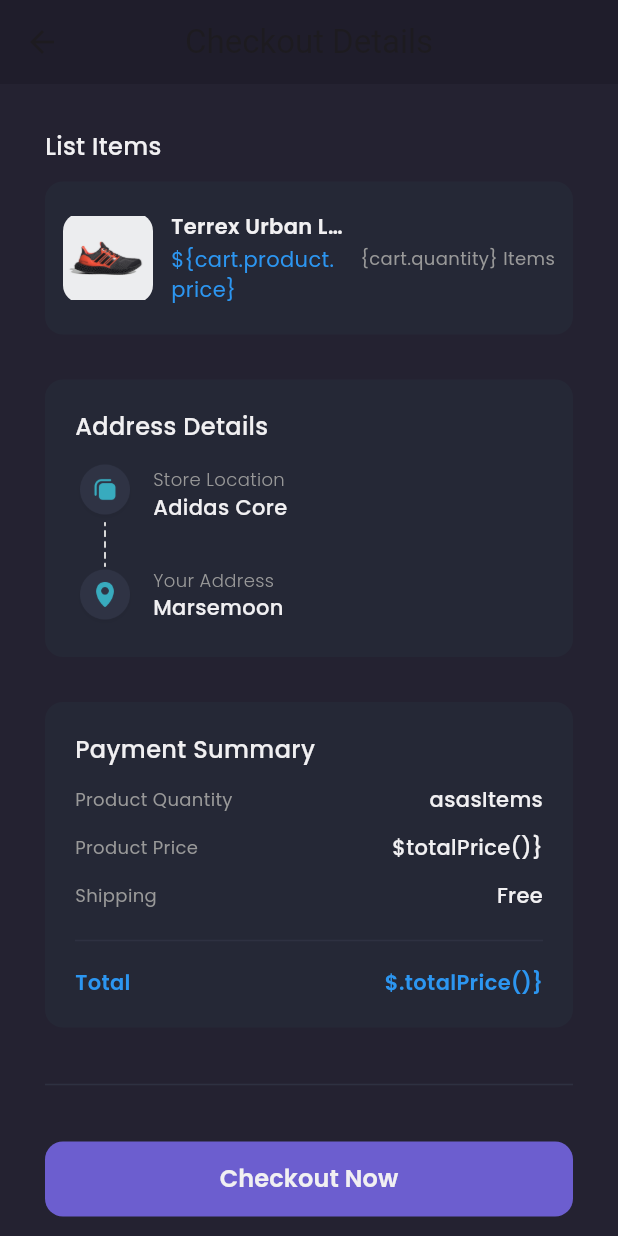
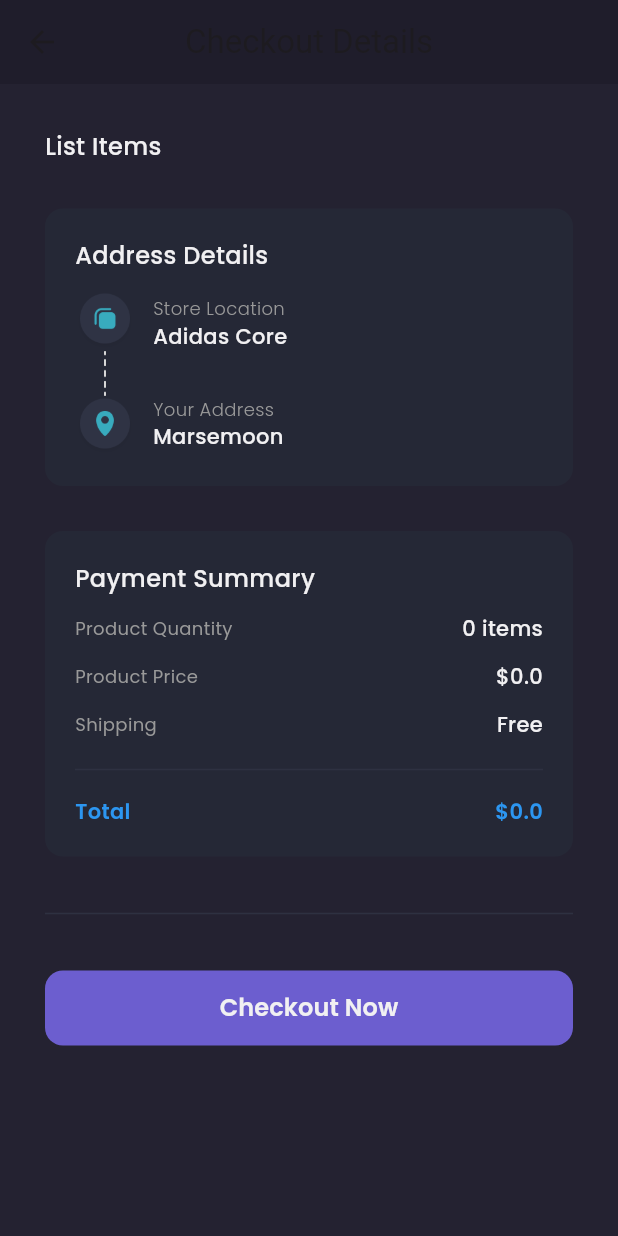
Before and after one commit to papermintx/flutApp, a Flutter app: the CheckoutPage screen opened by its route, on a phone screen of 412 x 824 dp. Run offline on Flutter 3.47's test engine with Material 3 defaults, Android fonts, the phone set to English and light mode, and no system bars; our stand-ins replace carousel_slider, cloud_firestore, flutter_svg, google_fonts, ionicons; accounts and stored records are empty; network calls fail.

Commit message:
Flutter final v1.3

```diff
--- a/lib/main.dart
+++ b/lib/main.dart
@@ -15,6 +15,7 @@ import 'package:my_market/providers/auth_provider.dart';
 import 'package:my_market/providers/cart_provider.dart';
 import 'package:my_market/providers/navbar_provider.dart';
 import 'package:my_market/providers/product_provider.dart';
+import 'package:my_market/providers/transaction_provider.dart';
 import 'package:my_market/providers/wishlist_provider.dart';
 import 'package:provider/provider.dart';
 
@@ -32,6 +33,7 @@ class MyApp extends StatelessWidget {
         ChangeNotifierProvider(create: (context) => WishlistProvider()),
         ChangeNotifierProvider(create: (context) => CartProvider()),
         ChangeNotifierProvider(create: (context) => BottomNavbarProvider()),
+        ChangeNotifierProvider(create: (context) => TransactionProvider()),
       ],
       child: MaterialApp(
         debugShowCheckedModeBanner: false,
--- a/lib/pages/checkout_page.dart
+++ b/lib/pages/checkout_page.dart
@@ -1,6 +1,11 @@
 import 'package:flutter/material.dart';
+import 'package:my_market/providers/auth_provider.dart';
+import 'package:my_market/providers/cart_provider.dart';
+import 'package:my_market/providers/transaction_provider.dart';
 import 'package:my_market/theme.dart';
 import 'package:my_market/widgets/checkout_card.dart';
+import 'package:my_market/widgets/loading_button.dart';
+import 'package:provider/provider.dart';
 
 class CheckoutPage extends StatefulWidget {
   const CheckoutPage({super.key});
@@ -14,10 +19,21 @@ class _CheckoutPageState extends State<CheckoutPage> {
 
   @override
   Widget build(BuildContext context) {
+    CartProvider cartProvider = Provider.of<CartProvider>(context);
+    TransactionProvider transactionProvider =
+        Provider.of<TransactionProvider>(context);
+    AuthProvider authProvider = Provider.of<AuthProvider>(context);
+
     handleCheckout() async {
       setState(() {
         isLoading = true;
       });
+      if (await transactionProvider.checkout(authProvider.user.token.toString(),
+          cartProvider.carts, cartProvider.totalPrice())) {
+        cartProvider.carts = [];
+        Navigator.pushNamedAndRemoveUntil(
+            context, '/checkout-success', (route) => false);
+      }
 
       setState(() {
         isLoading = false;
@@ -46,9 +62,11 @@ class _CheckoutPageState extends State<CheckoutPage> {
                   ),
                 ),
                 Column(
-                  children: [
-                    CheckoutCard(), // NOTE: CART
-                  ],
+                  children: cartProvider.carts
+                      .map((cart) => CheckoutCard(
+                            cart: cart,
+                          ))
+                      .toList(),
                 ),
               ],
             ),
@@ -171,7 +189,7 @@ class _CheckoutPageState extends State<CheckoutPage> {
                       ),
                     ),
                     Text(
-                      'asasItems',
+                      '${cartProvider.totalItems()} items',
                       style: primaryTextStyle.copyWith(
                         fontWeight: medium,
                       ),
@@ -191,7 +209,7 @@ class _CheckoutPageState extends State<CheckoutPage> {
                       ),
                     ),
                     Text(
-                      '\$totalPrice()}',
+                      '\$${cartProvider.totalPrice()}',
                       style: primaryTextStyle.copyWith(
                         fontWeight: medium,
                       ),
@@ -238,7 +256,7 @@ class _CheckoutPageState extends State<CheckoutPage> {
                       ),
                     ),
                     Text(
-                      '\$.totalPrice()}',
+                      '\$${cartProvider.totalPrice()}',
                       style: priceTextStyle.copyWith(
                         fontWeight: semiBold,
                       ),
@@ -258,12 +276,7 @@ class _CheckoutPageState extends State<CheckoutPage> {
             color: Color(0xff2E3141),
           ),
           isLoading
-              ? Container(
-                  margin: EdgeInsets.only(
-                    bottom: 30,
-                  ),
-                  child: Text('loading button'),
-                )
+              ? const LoadingButton()
               : Container(
                   height: 50,
                   width: double.infinity,
@@ -279,10 +292,7 @@ class _CheckoutPageState extends State<CheckoutPage> {
                       ),
                     ),
                     child: GestureDetector(
-                      onTap: () {
-                        Navigator.pushNamedAndRemoveUntil(
-                            context, '/checkout-success', (route) => false);
-                      },
+                      onTap: handleCheckout,
                       child: Text(
                         'Checkout Now',
                         style: primaryTextStyle.copyWith(
--- a/lib/services/transaction_service.dart
+++ b/lib/services/transaction_service.dart
@@ -3,7 +3,7 @@ import 'package:http/http.dart' as http;
 import '../models/cart_model.dart';
 
 class TransactionService {
-  String baseUrl = 'https://shamo-backend.buildwithangga.id/api';
+  String baseUrl = 'http://20.102.118.215/api';
 
   Future<bool> checkout(
       String token, List<CartModel> carts, double totalPrice) async {
@@ -18,7 +18,7 @@ class TransactionService {
         'items': carts
             .map(
               (cart) => {
-                'id': cart.product.id,
+                'id': cart.product!.id,
                 'quantity': cart.quantity,
               },
             )
@@ -30,7 +30,7 @@ class TransactionService {
     );
 
     var response = await http.post(
-      url,
+      Uri.parse(url),
       headers: headers,
       body: body,
     );
--- a/lib/widgets/checkout_card.dart
+++ b/lib/widgets/checkout_card.dart
@@ -1,9 +1,11 @@
 import 'package:flutter/material.dart';
+import 'package:my_market/models/cart_model.dart';
 import 'package:my_market/theme.dart';
+
 class CheckoutCard extends StatelessWidget {
-  const CheckoutCard({super.key});
+  const CheckoutCard({super.key, required this.cart});
 
-
+  final CartModel cart;
 
   @override
   Widget build(BuildContext context) {
@@ -24,9 +26,9 @@ class CheckoutCard extends StatelessWidget {
             height: 60,
             decoration: BoxDecoration(
               borderRadius: BorderRadius.circular(12),
-              image: DecorationImage(
-                image: AssetImage('assets/image_shoes.png')
-              ),
+            ),
+            child: Image.network(
+              cart.product!.galleries![0].url!,
             ),
           ),
           SizedBox(
@@ -37,7 +39,7 @@ class CheckoutCard extends StatelessWidget {
               crossAxisAlignment: CrossAxisAlignment.start,
               children: [
                 Text(
-                  'Terrex Urban Low'	,
+                  cart.product!.name!,
                   style: primaryTextStyle.copyWith(
                     fontWeight: semiBold,
                   ),
@@ -47,7 +49,7 @@ class CheckoutCard extends StatelessWidget {
                   height: 2,
                 ),
                 Text(
-                  '\${cart.product.price}',
+                  '\$${cart.product!.price}',
                   style: priceTextStyle,
                 ),
               ],
@@ -57,7 +59,7 @@ class CheckoutCard extends StatelessWidget {
             width: 12,
           ),
           Text(
-            '{cart.quantity} Items',
+            '${cart.quantity} Items',
             style: secondaryTextStyle.copyWith(
               fontSize: 12,
             ),
```
